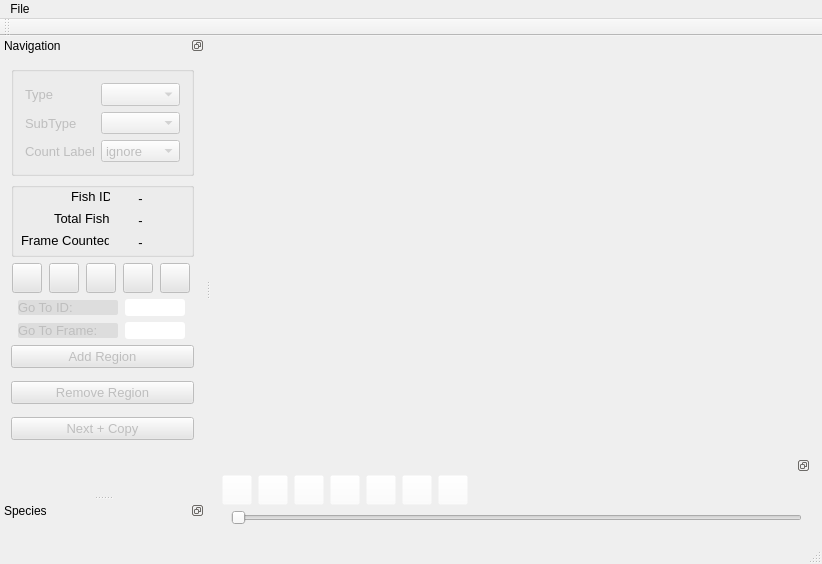
cvisionai/Tator-Native, file src/video_annotator/mainwindow.ui: the form before one commit.
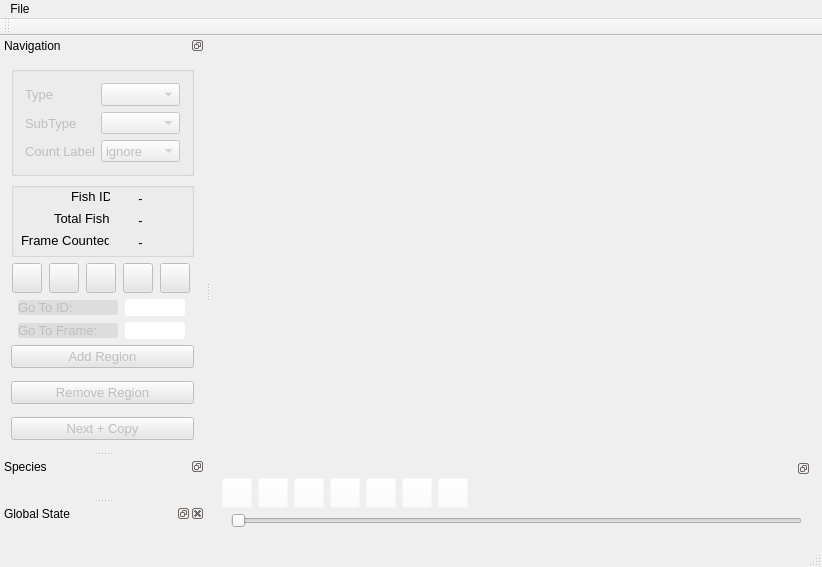
The form after the commit.

Commit message: Add global state to video annotations

```diff
--- a/src/video_annotator/mainwindow.ui
+++ b/src/video_annotator/mainwindow.ui
@@ -1551,6 +1551,21 @@
     </layout>
    </widget>
   </widget>
+  <widget class="QDockWidget" name="globalStateDockWidget">
+   <property name="windowTitle">
+    <string>Global State</string>
+   </property>
+   <attribute name="dockWidgetArea">
+    <number>1</number>
+   </attribute>
+   <widget class="QWidget" name="dockWidgetContents_3">
+    <layout class="QVBoxLayout" name="verticalLayout_4">
+     <item>
+      <layout class="QVBoxLayout" name="globalStateLayout"/>
+     </item>
+    </layout>
+   </widget>
+  </widget>
   <action name="loadVideo">
    <property name="text">
     <string>Load Video...</string>
```
The commit also changes 2 other files.
